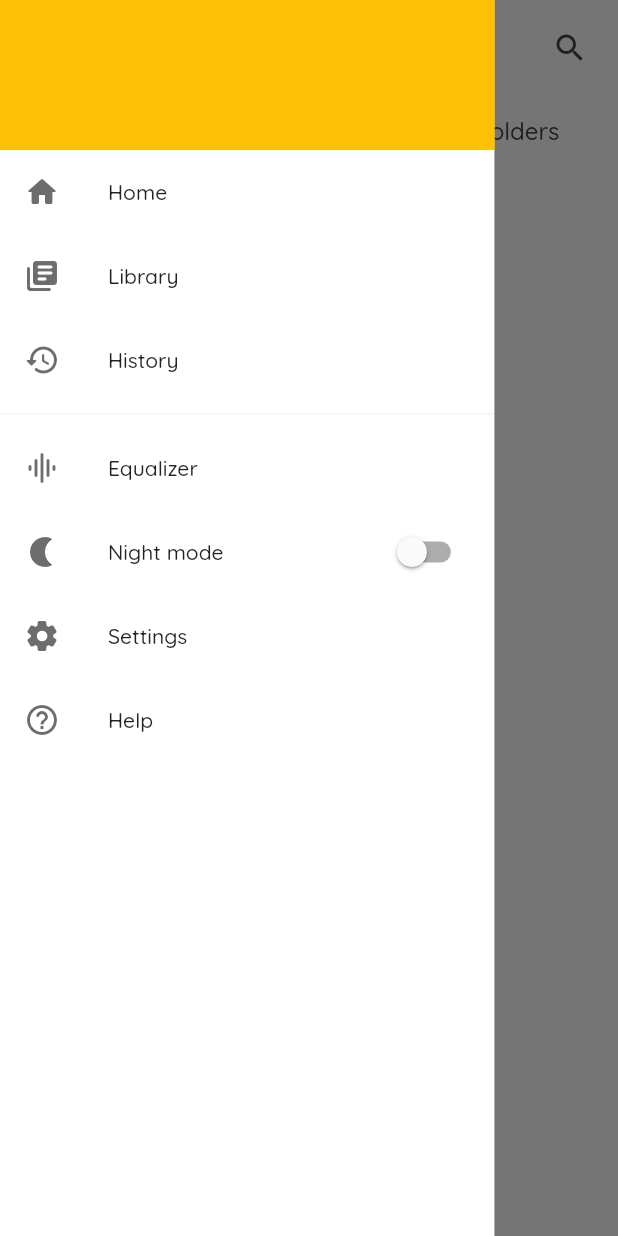
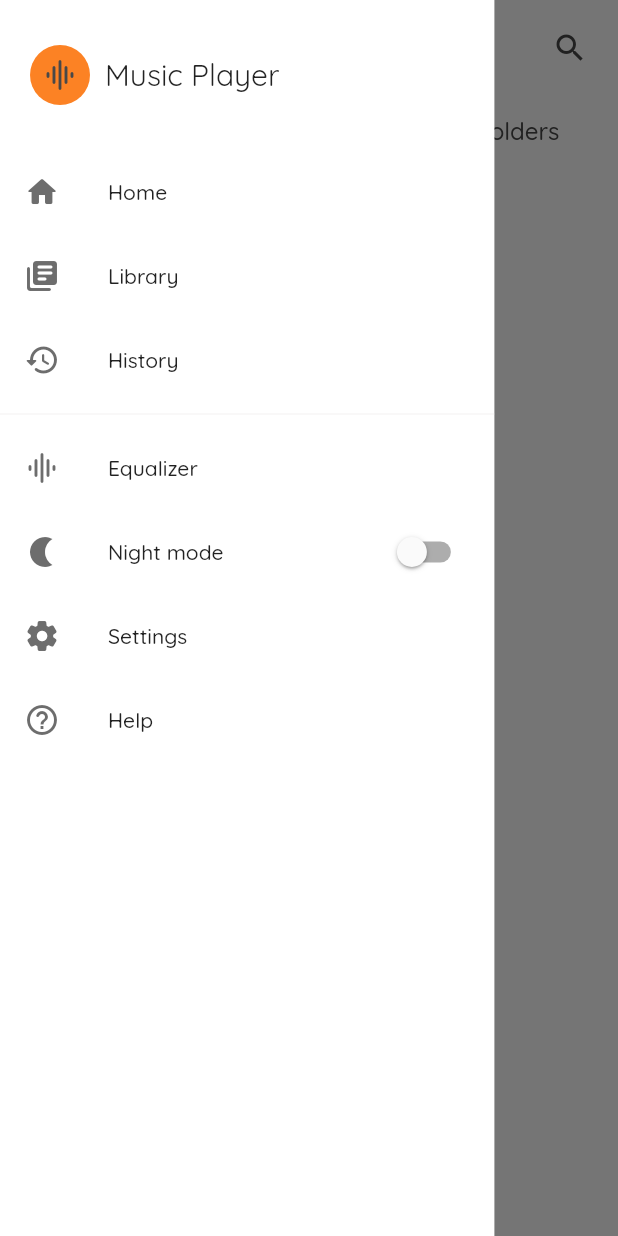
Before and after one commit to IdaresitEmmanuel/music_player, a Flutter app: the screen it shows after launch, with the side drawer open, on a phone screen of 412 x 824 dp. Run offline on Flutter 3.47's test engine with Material 2 defaults, Android fonts, the phone set to English and light mode, and no system bars; our stand-ins replace audio_service, bloc, blur, dartz, equatable, flutter_bloc and 7 more; missing offline and left inert: audio_session.

Commit message:
quick update

```diff
--- a/lib/features/music/presentation/views/drawer/drawer.dart
+++ b/lib/features/music/presentation/views/drawer/drawer.dart
@@ -2,6 +2,8 @@ import "package:flutter/material.dart";
 import 'package:flutter_bloc/flutter_bloc.dart';
 import 'package:music_player/core/constants/enums.dart';
 import 'package:music_player/features/music/presentation/bloc/settings_bloc/settings_bloc.dart';
+import 'package:music_player/features/music/presentation/core/theme/colors.dart';
+import 'package:music_player/features/music/presentation/core/theme/dimensions.dart';
 import 'package:music_player/features/music/presentation/views/player/equalizer.dart';
 
 class NavigationDrawer extends StatefulWidget {
@@ -21,8 +23,19 @@ class _NavigationDrawerState extends State<NavigationDrawer> {
           child: ListView(
         children: [
           Container(
+            padding: EdgeInsets.symmetric(horizontal: AppDimentions.pageMargin),
             height: 100.0,
-            color: Colors.amber,
+            child: Row(children: [
+              CircleAvatar(
+                backgroundColor: AppColors.primaryColor,
+                child: Icon(
+                  Icons.graphic_eq_rounded,
+                  color: AppColors.iconColor,
+                ),
+              ),
+              const SizedBox(width: 10),
+              const Text('Music Player', style: TextStyle(fontSize: 20))
+            ]),
           ),
           ListTile(
             leading: Icon(
```
Also changed, not shown: pubspec.lock, 1 other file.
